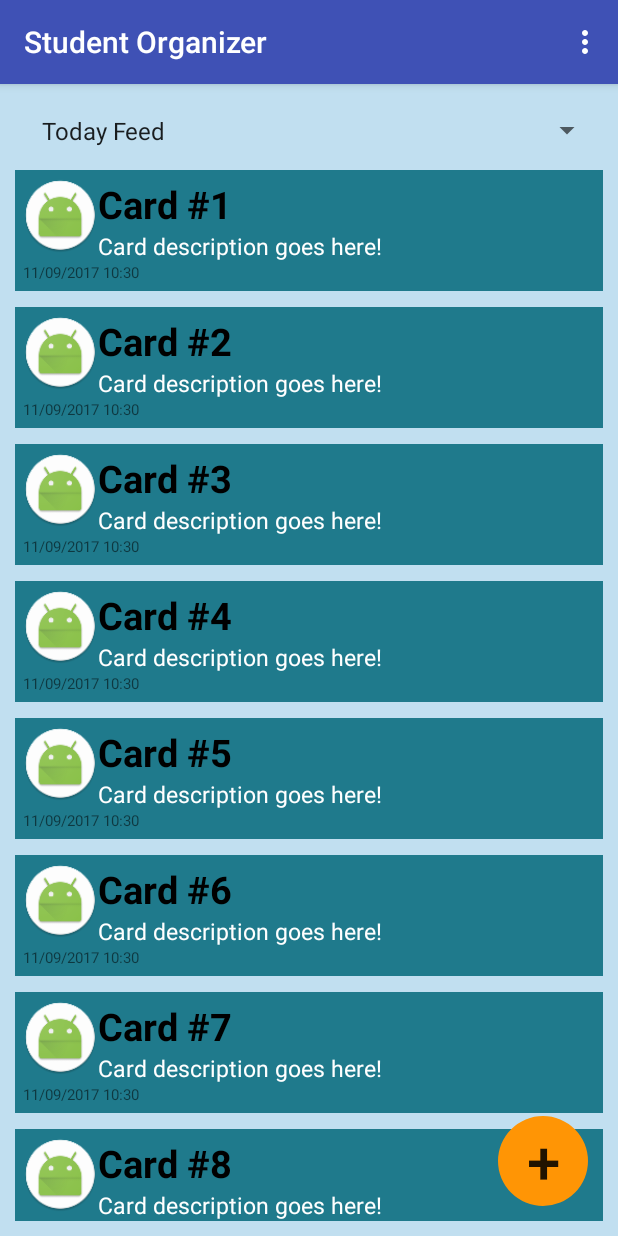
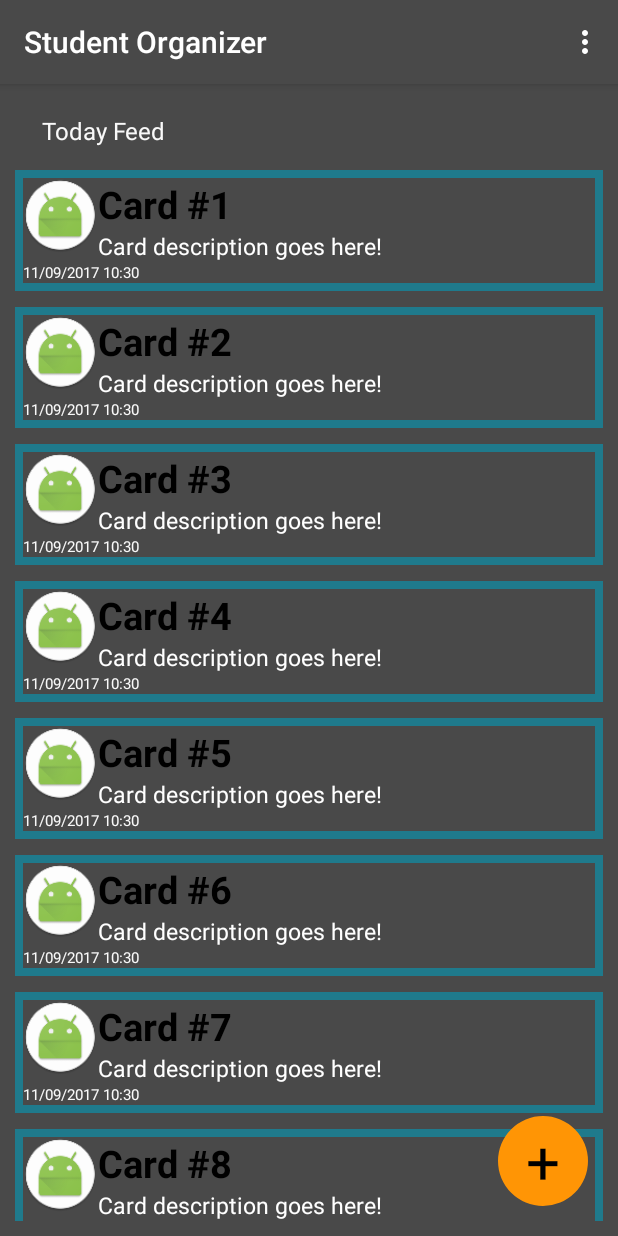
Before and after one commit to lcombs15/Organized-Chaos, an Android app: the screen it shows after launch (MainMenu), on a phone screen of 412 x 824 dp. Run offline under Robolectric (Android 15) with nearby library versions, the light colour scheme and no system bars.

Commit message:
Themes and Linking
Linked more activities of the project together and started adding a custom theme. Theme is still incomplete at this time but will be fixed soon.

```diff
--- a/StudentOrganizer/app/src/main/java/edu/group7/csc415/studentorganizer/MainMenu.java
+++ b/StudentOrganizer/app/src/main/java/edu/group7/csc415/studentorganizer/MainMenu.java
@@ -116,6 +116,26 @@ public class MainMenu extends AppCompatActivity{
 
                 // Showing selected spinner item
                 Toast.makeText(parent.getContext(), "Selected: " + item, Toast.LENGTH_LONG).show();
+                final Intent intent;
+                switch(item) {
+                    case "My Feed":
+                        intent = new Intent(MainMenu.this, course_list_activity.class);
+                        startActivity(intent);
+                        break;
+                    case "My Courses":
+                        intent = new Intent(MainMenu.this, course_list_activity.class);
+                        startActivity(intent);
+                        break;
+                    case "Reminders":
+                        /* Open reminders feed */
+                        break;
+                    case "To Do List":
+                        /* open to do list */
+                        break;
+                    case "My Calendar":
+                        /* Open schedule/calendar */
+                        break;
+                }
             }
 
             @Override
--- a/StudentOrganizer/app/src/main/res/layout/activity_add_item.xml
+++ b/StudentOrganizer/app/src/main/res/layout/activity_add_item.xml
@@ -6,7 +6,6 @@
     android:layout_height="match_parent"
     tools:context="edu.group7.csc415.studentorganizer.AddItemActivity"
     android:orientation="vertical"
-    android:background="@color/themeColorLight"
     android:padding="10dp"
     >
 
--- a/StudentOrganizer/app/src/main/res/layout/activity_course_page_shell.xml
+++ b/StudentOrganizer/app/src/main/res/layout/activity_course_page_shell.xml
@@ -26,6 +26,7 @@
             android:layout_width="wrap_content"
             android:layout_height="wrap_content"
             android:id="@+id/course_label"
+            android:textColor="#FFFFFF"
             android:text="@string/course_name"
             android:textSize="16sp"
             android:layout_marginEnd="32dp"/>
@@ -59,6 +60,7 @@
             android:layout_width="wrap_content"
             android:layout_height="wrap_content"
             android:layout_marginStart="16dp"
+            android:textColor="#FFFFFF"
             android:id="@+id/course_start_time_label"
             android:text="@string/course_start_time_editText"/>
 
@@ -66,6 +68,7 @@
             android:layout_width="wrap_content"
             android:layout_height="wrap_content"
             android:layout_marginStart="16dp"
+            android:textColor="#FFFFFF"
             android:id="@+id/course_end_time_label"
             android:text="@string/course_end_time_editText"/>
 
@@ -91,6 +94,7 @@
             android:layout_width="wrap_content"
             android:layout_height="wrap_content"
             android:layout_marginStart="16dp"
+            android:textColor="#FFFFFF"
             android:id="@+id/course_location_label"
             android:text="@string/course_location_editText"/>
 
--- a/StudentOrganizer/app/src/main/res/layout/activity_settings.xml
+++ b/StudentOrganizer/app/src/main/res/layout/activity_settings.xml
@@ -4,7 +4,6 @@
     android:orientation="vertical"
     android:layout_width="match_parent"
     tools:context="edu.group7.csc415.studentorganizer.settings"
-    android:background="@color/themeColorLight"
     android:layout_height="match_parent">
     <TextView
         android:layout_width="match_parent"
--- a/StudentOrganizer/app/src/main/res/layout/main_menu_activity.xml
+++ b/StudentOrganizer/app/src/main/res/layout/main_menu_activity.xml
@@ -6,7 +6,6 @@
     android:layout_width="match_parent"
     android:layout_height="match_parent"
     android:padding="10dp"
-    android:background="@color/themeColorLighter"
     android:orientation="vertical"
     tools:context="edu.group7.csc415.studentorganizer.MainMenu">
     <android.support.v7.widget.AppCompatSpinner
--- a/StudentOrganizer/app/src/main/res/values/colors.xml
+++ b/StudentOrganizer/app/src/main/res/values/colors.xml
@@ -14,6 +14,11 @@
     <color name="themeColorMellow">#FF9505</color>
     <color name="themeColorDark">#000000</color>
 
+    <color name="custom_colorPrimary">#378592</color>
+    <color name="custom_colorPrimaryAccent">#004C58</color>
+    <color name="custom_colorAccent">#28E1D8</color>
+    <color name="custom_darkAccent">#494949</color>
+    <color name="custom_darkMain">#000000</color>
 
 
 </resources>
--- a/StudentOrganizer/app/src/main/res/values/strings.xml
+++ b/StudentOrganizer/app/src/main/res/values/strings.xml
@@ -46,4 +46,9 @@
         <item>My Calendar</item>
     </string-array>
     <string name="title_activity_settings">settings</string>
+    <string name="course0">CSC 415</string>
+    <string name="course1">CSC 201</string>
+    <string name="course2">INF 286</string>
+    <string name="course3">BIS 111</string>
+    <string name="course4">MAT 385</string>
 </resources>
--- a/StudentOrganizer/app/src/main/res/values/styles.xml
+++ b/StudentOrganizer/app/src/main/res/values/styles.xml
@@ -17,4 +17,29 @@
 
     <style name="AppTheme.PopupOverlay" parent="ThemeOverlay.AppCompat.Light" />
 
+    <style name="CustomAppTheme" parent="Theme.AppCompat.Light.DarkActionBar">
+        <item name="android:actionBarStyle">@style/CustomActionBarStyle</item>
+        <item name="colorPrimary">@color/custom_colorPrimaryAccent</item>
+        <item name="colorPrimaryDark">@color/custom_darkAccent</item>
+        <item name="colorAccent">@color/custom_darkAccent</item>
+        <item name="android:background">@color/custom_darkAccent</item>
+        <item name="android:textColor">#F9F9F9</item>
+        <item name="android:buttonStyle">@style/CustomButtonStyle</item>
+    </style>
+
+    <style name="CustomButtonStyle" parent="android:Widget.Button">
+        <item name="android:background">@color/custom_colorPrimary</item>
+        <item name="android:textColor">#000000</item>
+        <item name="android:textSize">20sp</item>
+    </style>
+
+    <style name="CustomActionBarStyle" parent="@android:style/Widget.Holo.Light.ActionBar">
+        <item name="android:background">@color/custom_colorPrimaryAccent</item>
+        <item name="android:titleTextStyle">@style/CustomActionBarTitleTextStyle</item>
+    </style>
+
+    <style name="CustomActionBarTitleTextStyle" parent="@android:style/TextAppearance.Holo.Widget.ActionBar.Title">
+        <item name="android:textColor">#F9F9F9</item>
+    </style>
+
 </resources>
```
Also changed, not shown: StudentOrganizer/app/src/main/AndroidManifest.xml (+15 -4 lines), StudentOrganizer/app/src/main/java/edu/group7/csc415/studentorganizer/CourseMainActivity.java (added, +42 -0 lines), StudentOrganizer/app/src/main/java/edu/group7/csc415/studentorganizer/course_list_activity.java (added, +48 -0 lines), StudentOrganizer/app/src/main/java/edu/group7/csc415/studentorganizer/course_page_shell.java (+4 -4 lines), StudentOrganizer/app/src/main/res/layout/activity_course_main.xml (added, +52 -0 lines).
